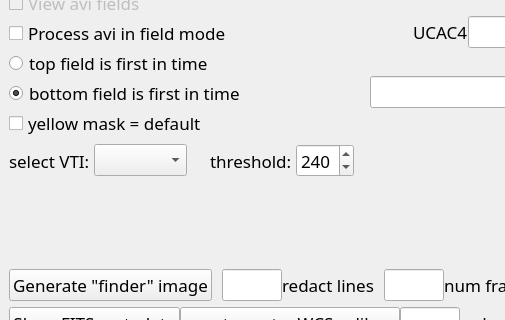
Before: the Qt Designer form src/pymovie/PyMovie.ui in bob-anderson-ok/pymovie, drawn with Qt 5; both pictures show x 0 to 505 and y 323 to 643 of the 1072 by 996 pixel window.
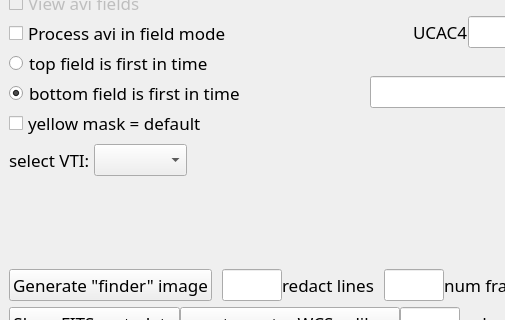
After: the same form once the commit is applied. Custom widgets are drawn as their Qt base class.

What changed in the file:
```diff
--- a/src/pymovie/PyMovie.ui
+++ b/src/pymovie/PyMovie.ui
@@ -933,29 +933,6 @@
              </property>
             </widget>
            </item>
-           <item>
-            <widget class="QLabel" name="vtiThresholdLabel">
-             <property name="toolTip">
-              <string>&lt;html&gt;&lt;head/&gt;&lt;body&gt;&lt;p&gt;During timestamp optical character recognition, the pixels in the character selection box are set to zero if they are less than the value in this spinner. This is useful in suppressing the background (stars; bright sky) that surrounds the character pixels.&lt;/p&gt;&lt;/body&gt;&lt;/html&gt;</string>
-             </property>
-             <property name="text">
-              <string>threshold: </string>
-             </property>
-            </widget>
-           </item>
-           <item>
-            <widget class="QSpinBox" name="vtiThresholdSpinner">
-             <property name="maximum">
-              <number>255</number>
-             </property>
-             <property name="singleStep">
-              <number>5</number>
-             </property>
-             <property name="value">
-              <number>240</number>
-             </property>
-            </widget>
-           </item>
            <item>
             <spacer name="horizontalSpacer_10">
              <property name="orientation">
```
